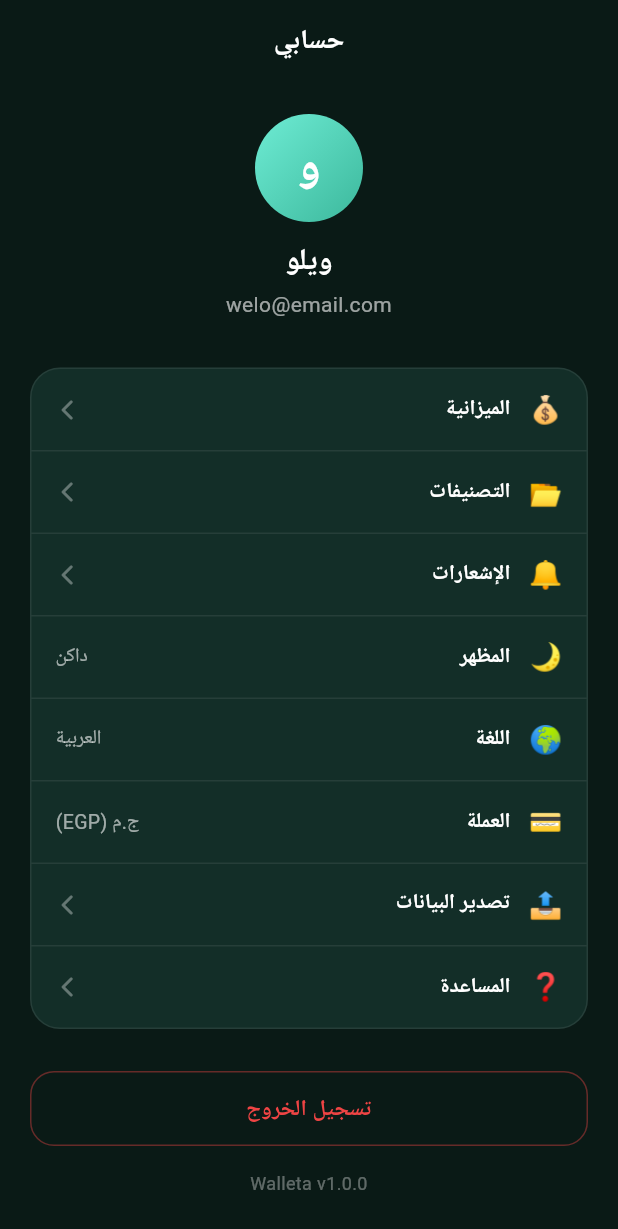
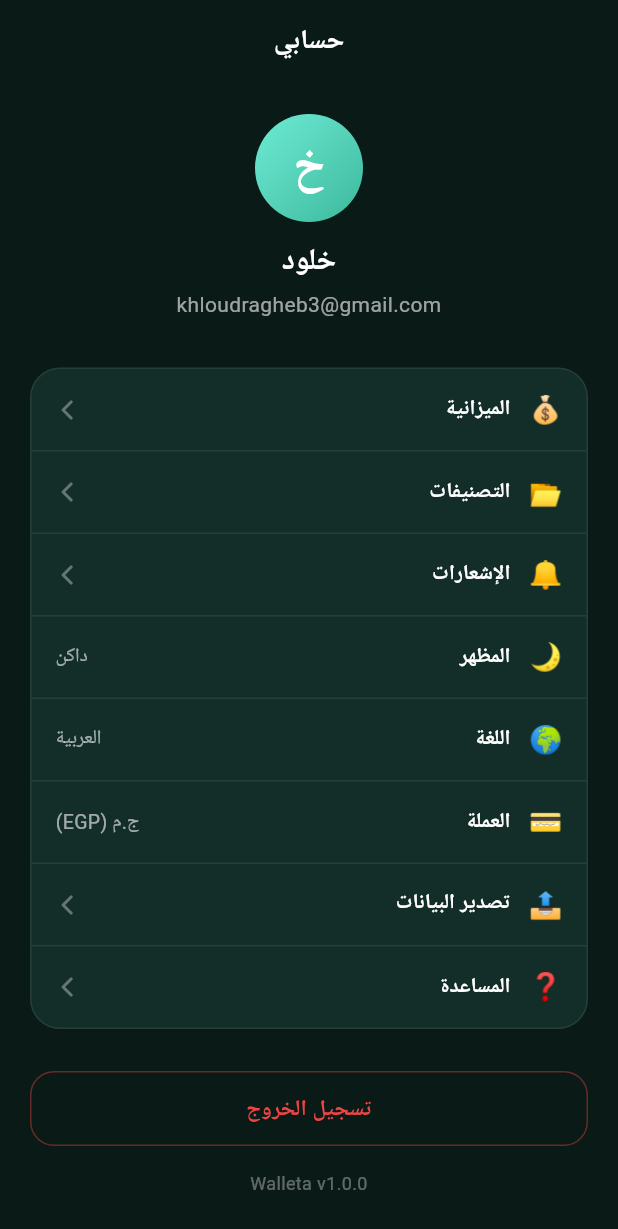
Before and after one commit to kholoudragheb/walleta_app, a Flutter app: the ProfileScreen screen opened directly, on a phone screen of 412 x 824 dp. Shown: the top 1229 px of the screen. Run offline on Flutter 3.47's test engine with Material 3 defaults, Android fonts, the phone set to English and light mode, and no system bars; our stand-ins replace google_fonts; Roboto replaces fonts that are missing (Cairo).

```diff
--- a/lib/features/profile/profile_screen.dart
+++ b/lib/features/profile/profile_screen.dart
@@ -31,7 +31,7 @@ class ProfileScreen extends StatelessWidget {
                 ),
                 child: const Center(
                   child: Text(
-                    'و',
+                    'خ',
                     style: TextStyle(
                       color: Colors.white,
                       fontSize: 32,
@@ -42,7 +42,7 @@ class ProfileScreen extends StatelessWidget {
               ),
               const SizedBox(height: 12),
               const Text(
-                'ويلو',
+                'خلود',
                 style: TextStyle(
                   color: Colors.white,
                   fontSize: 20,
@@ -51,7 +51,7 @@ class ProfileScreen extends StatelessWidget {
               ),
               const SizedBox(height: 4),
               const Text(
-                'welo@email.com',
+                'khloudragheb3@gmail.com',
                 style: TextStyle(
                   color: AppColors.textSecondary,
                   fontSize: 14,
```
Also changed, not shown: 2 other files.
